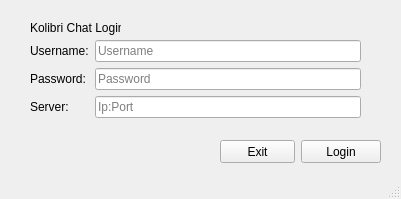
Old version of the form login.ui in the repository fboerman/kolibri-chat.
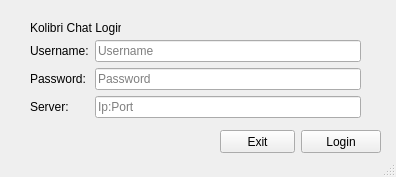
New version of the form.

```diff
--- a/login.ui
+++ b/login.ui
@@ -6,8 +6,8 @@
    <rect>
     <x>0</x>
     <y>0</y>
-    <width>401</width>
-    <height>199</height>
+    <width>396</width>
+    <height>177</height>
    </rect>
   </property>
   <property name="windowTitle">
@@ -23,10 +23,13 @@
       <x>30</x>
       <y>40</y>
       <width>331</width>
-      <height>91</height>
+      <height>81</height>
      </rect>
     </property>
     <layout class="QFormLayout" name="formLayout">
+     <property name="fieldGrowthPolicy">
+      <enum>QFormLayout::AllNonFixedFieldsGrow</enum>
+     </property>
      <item row="0" column="0">
       <widget class="QLabel" name="lbl_username">
        <property name="text">
@@ -78,7 +81,7 @@
     <property name="geometry">
      <rect>
       <x>301</x>
-      <y>140</y>
+      <y>130</y>
       <width>80</width>
       <height>23</height>
      </rect>
@@ -104,7 +107,7 @@
     <property name="geometry">
      <rect>
       <x>220</x>
-      <y>140</y>
+      <y>130</y>
       <width>75</width>
       <height>23</height>
      </rect>
```
Left out of the diff: 1 changed line with no effect on the pictures.
